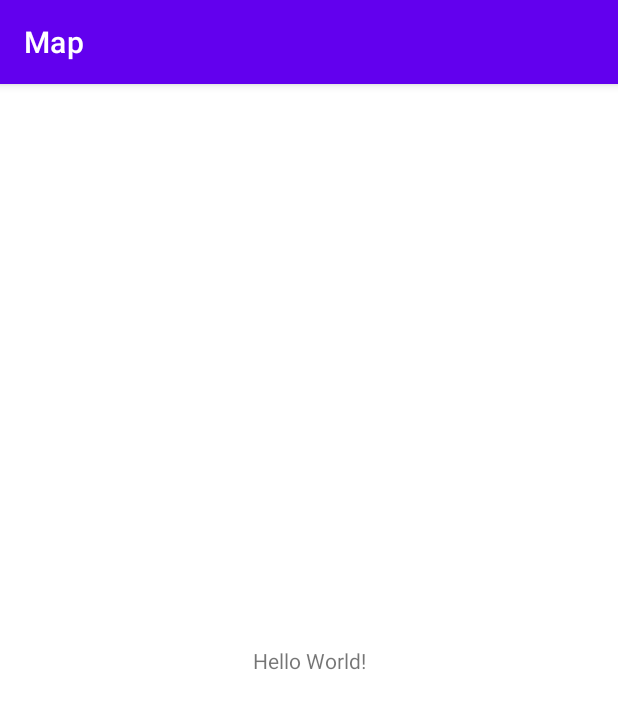
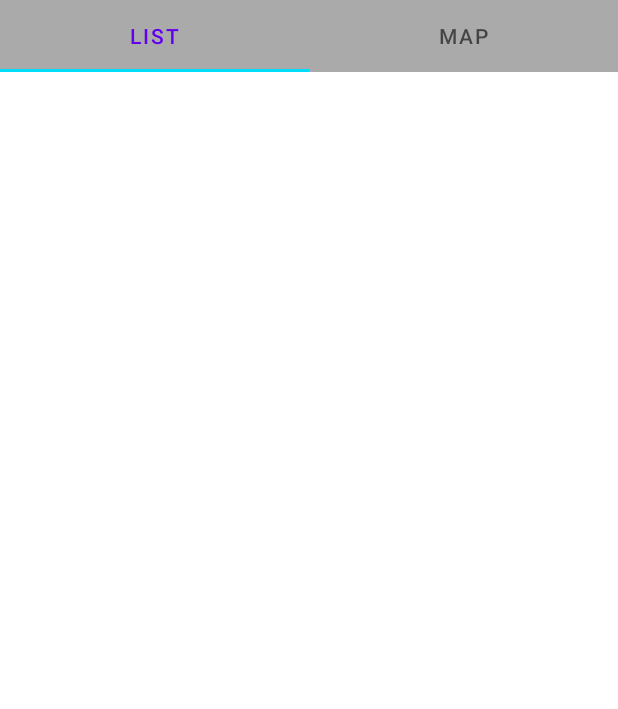
Before and after one commit to nnhuynh306/rtlab_assignment04, an Android app: the screen it shows after launch (MainActivity), on a phone screen of 412 x 824 dp. Shown: the top 709 px of the screen. Run offline under Robolectric (Android 15) with nearby library versions, the light colour scheme and no system bars.

Commit message:
+ add tab layout

```diff
--- a/src/app/src/main/AndroidManifest.xml
+++ b/src/app/src/main/AndroidManifest.xml
@@ -9,7 +9,7 @@
         android:roundIcon="@mipmap/ic_launcher_round"
         android:supportsRtl="true"
         android:theme="@style/Theme.Map">
-        <activity android:name=".MainActivity">
+        <activity android:name=".Views.MainActivity">
             <intent-filter>
                 <action android:name="android.intent.action.MAIN" />
 
--- /dev/null
+++ b/src/app/src/main/java/vn/edu/hcmus/fit/mssv18127014_18127208/map/Adapters/MainPagerAdapter.java
@@ -0,0 +1,48 @@
+package vn.edu.hcmus.fit.mssv18127014_18127208.map.Adapters;
+
+import androidx.annotation.NonNull;
+import androidx.annotation.Nullable;
+import androidx.fragment.app.Fragment;
+import androidx.fragment.app.FragmentManager;
+import androidx.fragment.app.FragmentPagerAdapter;
+import androidx.viewpager.widget.PagerAdapter;
+
+
+import java.util.ArrayList;
+
+import vn.edu.hcmus.fit.mssv18127014_18127208.map.Models.TabFragment;
+import vn.edu.hcmus.fit.mssv18127014_18127208.map.Views.Fragments.DataListFragment;
+import vn.edu.hcmus.fit.mssv18127014_18127208.map.Views.Fragments.MapFragment;
+
+public class MainPagerAdapter extends FragmentPagerAdapter {
+
+    ArrayList<TabFragment> tabFragments = new ArrayList<>();
+
+
+    public MainPagerAdapter(@NonNull FragmentManager fm, int behavior) {
+        super(fm, behavior);
+    }
+
+    public void setTabFragments(ArrayList<TabFragment> tabFragments) {
+        this.tabFragments = tabFragments;
+        notifyDataSetChanged();
+    }
+
+    @NonNull
+    @Override
+    public Fragment getItem(int position) {
+        return tabFragments.get(position).getFragment();
+    }
+
+    @Override
+    public int getCount() {
+        return tabFragments.size();
+    }
+
+    @Nullable
+    @Override
+    public CharSequence getPageTitle(int position) {
+        return tabFragments.get(position).getTitle();
+    }
+
+}
--- a/src/app/src/main/java/vn/edu/hcmus/fit/mssv18127014_18127208/map/MainActivity.java
+++ /dev/null
@@ -1,14 +0,0 @@
-package vn.edu.hcmus.fit.mssv18127014_18127208.map;
-
-import androidx.appcompat.app.AppCompatActivity;
-
-import android.os.Bundle;
-
-public class MainActivity extends AppCompatActivity {
-
-    @Override
-    protected void onCreate(Bundle savedInstanceState) {
-        super.onCreate(savedInstanceState);
-        setContentView(R.layout.activity_main);
-    }
-}
--- /dev/null
+++ b/src/app/src/main/java/vn/edu/hcmus/fit/mssv18127014_18127208/map/Models/TabFragment.java
@@ -0,0 +1,27 @@
+package vn.edu.hcmus.fit.mssv18127014_18127208.map.Models;
+
+import androidx.fragment.app.Fragment;
+
+public class TabFragment {
+    private Fragment fragment;
+    private int icon;
+    private String title;
+
+    public TabFragment(Fragment fragment, int icon, String title) {
+        this.fragment = fragment;
+        this.icon = icon;
+        this.title = title;
+    }
+
+    public Fragment getFragment() {
+        return fragment;
+    }
+
+    public int getIcon() {
+        return icon;
+    }
+
+    public String getTitle() {
+        return title;
+    }
+}
--- /dev/null
+++ b/src/app/src/main/java/vn/edu/hcmus/fit/mssv18127014_18127208/map/Views/Fragments/DataListFragment.java
@@ -0,0 +1,27 @@
+package vn.edu.hcmus.fit.mssv18127014_18127208.map.Views.Fragments;
+
+import android.os.Bundle;
+import android.view.LayoutInflater;
+import android.view.View;
+import android.view.ViewGroup;
+
+import androidx.annotation.NonNull;
+import androidx.annotation.Nullable;
+import androidx.fragment.app.Fragment;
+
+
+import vn.edu.hcmus.fit.mssv18127014_18127208.map.R;
+
+public class DataListFragment extends Fragment {
+
+    @Nullable
+    @Override
+    public View onCreateView(@NonNull LayoutInflater inflater, @Nullable ViewGroup container, @Nullable Bundle savedInstanceState) {
+        return inflater.inflate(R.layout.fragment_data_list, container, false);
+    }
+
+    @Override
+    public void onViewCreated(@NonNull View view, @Nullable Bundle savedInstanceState) {
+        super.onViewCreated(view, savedInstanceState);
+    }
+}
--- /dev/null
+++ b/src/app/src/main/java/vn/edu/hcmus/fit/mssv18127014_18127208/map/Views/Fragments/MapFragment.java
@@ -0,0 +1,25 @@
+package vn.edu.hcmus.fit.mssv18127014_18127208.map.Views.Fragments;
+
+import android.os.Bundle;
+import android.view.LayoutInflater;
+import android.view.View;
+import android.view.ViewGroup;
+
+import androidx.annotation.NonNull;
+import androidx.annotation.Nullable;
+import androidx.fragment.app.Fragment;
+
+import vn.edu.hcmus.fit.mssv18127014_18127208.map.R;
+
+public class MapFragment extends Fragment {
+    @Nullable
+    @Override
+    public View onCreateView(@NonNull LayoutInflater inflater, @Nullable ViewGroup container, @Nullable Bundle savedInstanceState) {
+        return inflater.inflate(R.layout.fragment_map, container, false);
+    }
+
+    @Override
+    public void onViewCreated(@NonNull View view, @Nullable Bundle savedInstanceState) {
+        super.onViewCreated(view, savedInstanceState);
+    }
+}
--- /dev/null
+++ b/src/app/src/main/java/vn/edu/hcmus/fit/mssv18127014_18127208/map/Views/MainActivity.java
@@ -0,0 +1,58 @@
+package vn.edu.hcmus.fit.mssv18127014_18127208.map.Views;
+
+import androidx.appcompat.app.AppCompatActivity;
+import androidx.fragment.app.FragmentPagerAdapter;
+
+import android.os.Bundle;
+
+import com.google.android.material.tabs.TabLayout;
+
+import java.util.ArrayList;
+
+import vn.edu.hcmus.fit.mssv18127014_18127208.map.Adapters.MainPagerAdapter;
+import vn.edu.hcmus.fit.mssv18127014_18127208.map.Models.TabFragment;
+import vn.edu.hcmus.fit.mssv18127014_18127208.map.R;
+import vn.edu.hcmus.fit.mssv18127014_18127208.map.Views.Fragments.DataListFragment;
+import vn.edu.hcmus.fit.mssv18127014_18127208.map.Views.Fragments.MapFragment;
+
+public class MainActivity extends AppCompatActivity {
+
+    TabLayout tabLayout ;
+    MainPagerAdapter fragmentPagerAdapter;
+
+    @Override
+    protected void onCreate(Bundle savedInstanceState) {
+        super.onCreate(savedInstanceState);
+        setContentView(R.layout.activity_main);
+
+        getViews();
+        setupVariables();
+
+        setupFragmentPagerAdapter();
+        setupTabLayout();
+    }
+
+    private void getViews() {
+        this.tabLayout = findViewById(R.id.tabLayout);
+    }
+
+    private void setupVariables() {
+        this.fragmentPagerAdapter = new MainPagerAdapter(getSupportFragmentManager(), FragmentPagerAdapter.BEHAVIOR_RESUME_ONLY_CURRENT_FRAGMENT);
+    }
+
+    private void setupTabLayout() {
+        this.tabLayout.setTabsFromPagerAdapter(this.fragmentPagerAdapter);
+        TabLayout.Tab tab = this.tabLayout.getTabAt(0);
+        if (tab != null) {
+            tab.select();
+        }
+    }
+
+    private void setupFragmentPagerAdapter() {
+        ArrayList<TabFragment> tabFragments = new ArrayList<>();
+        tabFragments.add(new TabFragment(new DataListFragment(), 0, getString(R.string.list)));
+        tabFragments.add(new TabFragment(new MapFragment(), 0, getString(R.string.map)));
+
+        this.fragmentPagerAdapter.setTabFragments(tabFragments);
+    }
+}
--- a/src/app/src/main/res/layout/activity_main.xml
+++ b/src/app/src/main/res/layout/activity_main.xml
@@ -1,18 +1,24 @@
 <?xml version="1.0" encoding="utf-8"?>
-<androidx.constraintlayout.widget.ConstraintLayout xmlns:android="http://schemas.android.com/apk/res/android"
+<LinearLayout xmlns:android="http://schemas.android.com/apk/res/android"
     xmlns:app="http://schemas.android.com/apk/res-auto"
     xmlns:tools="http://schemas.android.com/tools"
     android:layout_width="match_parent"
     android:layout_height="match_parent"
-    tools:context=".MainActivity">
+    android:orientation="vertical"
+    tools:context=".Views.MainActivity">
 
-    <TextView
-        android:layout_width="wrap_content"
+    <com.google.android.material.tabs.TabLayout
+        android:id="@+id/tabLayout"
+        android:layout_width="match_parent"
         android:layout_height="wrap_content"
-        android:text="Hello World!"
-        app:layout_constraintBottom_toBottomOf="parent"
-        app:layout_constraintLeft_toLeftOf="parent"
-        app:layout_constraintRight_toRightOf="parent"
-        app:layout_constraintTop_toTopOf="parent" />
+        android:background="@android:color/darker_gray"
+        app:tabIndicatorColor="@android:color/holo_blue_bright">
+    </com.google.android.material.tabs.TabLayout>
 
-</androidx.constraintlayout.widget.ConstraintLayout>
+    <androidx.viewpager.widget.ViewPager
+        android:id="@+id/viewPager"
+        android:layout_width="match_parent"
+        android:layout_height="match_parent"
+       />
+
+</LinearLayout>
--- /dev/null
+++ b/src/app/src/main/res/layout/fragment_data_list.xml
@@ -0,0 +1,6 @@
+<?xml version="1.0" encoding="utf-8"?>
+<androidx.constraintlayout.widget.ConstraintLayout xmlns:android="http://schemas.android.com/apk/res/android"
+    android:layout_width="match_parent"
+    android:layout_height="match_parent">
+
+</androidx.constraintlayout.widget.ConstraintLayout>
--- /dev/null
+++ b/src/app/src/main/res/layout/fragment_map.xml
@@ -0,0 +1,6 @@
+<?xml version="1.0" encoding="utf-8"?>
+<androidx.constraintlayout.widget.ConstraintLayout xmlns:android="http://schemas.android.com/apk/res/android"
+    android:layout_width="match_parent"
+    android:layout_height="match_parent">
+
+</androidx.constraintlayout.widget.ConstraintLayout>
--- a/src/app/src/main/res/values/strings.xml
+++ b/src/app/src/main/res/values/strings.xml
@@ -1,3 +1,5 @@
 <resources>
     <string name="app_name">Map</string>
+    <string name="list">list</string>
+    <string name="map">map</string>
 </resources>
--- a/src/app/src/main/res/values/themes.xml
+++ b/src/app/src/main/res/values/themes.xml
@@ -1,6 +1,6 @@
 <resources xmlns:tools="http://schemas.android.com/tools">
     <!-- Base application theme. -->
-    <style name="Theme.Map" parent="Theme.MaterialComponents.DayNight.DarkActionBar">
+    <style name="Theme.Map" parent="Theme.MaterialComponents.DayNight.NoActionBar">
         <!-- Primary brand color. -->
         <item name="colorPrimary">@color/purple_500</item>
         <item name="colorPrimaryVariant">@color/purple_700</item>
```
